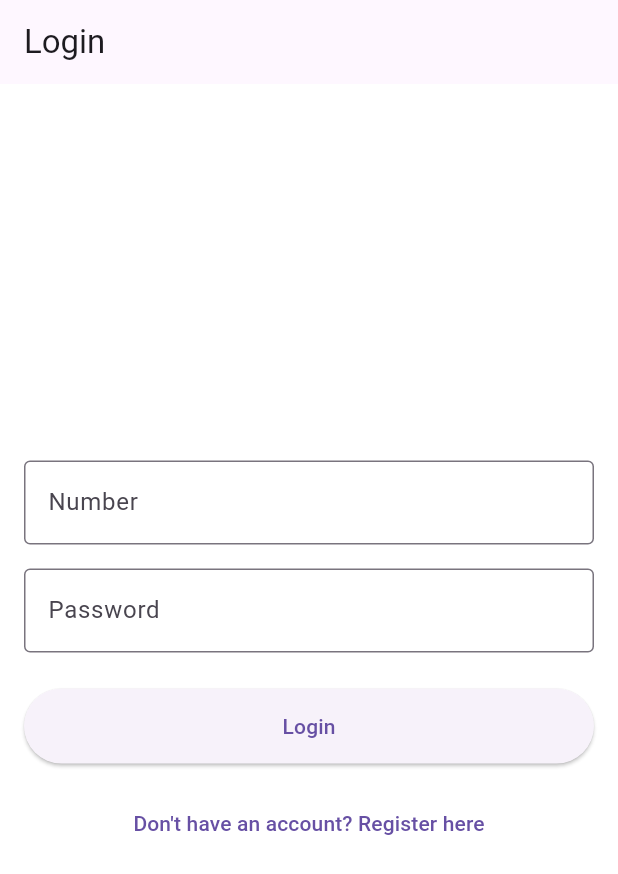
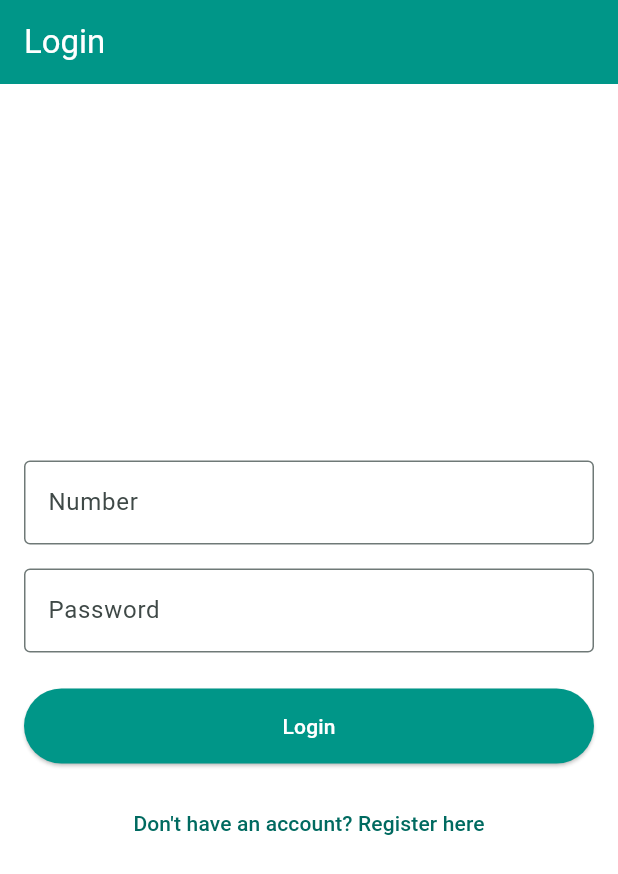
Before and after one commit to rohitghatal1/QuickChatMobileApp, a Flutter app: the screen it shows after launch, on a phone screen of 412 x 824 dp. Shown: the top 874 px of the screen. Run offline on Flutter 3.47's test engine with Material 3 defaults, Android fonts, the phone set to English and light mode, and no system bars; our stand-ins replace flutter_dotenv, fluttertoast, shared_preferences, socket_io_client; accounts and stored records are empty.

Commit message:
Updated styles

```diff
--- a/lib/main.dart
+++ b/lib/main.dart
@@ -42,9 +42,28 @@ class MyApp extends StatelessWidget {
       title: 'Chat App',
       debugShowCheckedModeBanner: false,
       theme: ThemeData(
+        primaryColor: Colors.teal,
+        colorScheme: ColorScheme.fromSeed(seedColor: Colors.teal),
         primarySwatch: Colors.blue,
         scaffoldBackgroundColor: Colors.white,
+        appBarTheme: AppBarTheme(
+          backgroundColor: Colors.teal,
+          foregroundColor: Colors.white
+        ),
+        elevatedButtonTheme: ElevatedButtonThemeData(
+          style: ElevatedButton.styleFrom(
+            backgroundColor: Colors.teal,
+            foregroundColor: Colors.white
+          )
+        ),
+        textTheme: TextTheme(
+          bodyLarge: TextStyle(color: Colors.black),
+          bodyMedium: TextStyle(color: Colors.black87),
+          titleLarge: TextStyle(color: Colors.teal.shade900),
+          labelLarge: TextStyle(color: Colors.teal)
+        )
       ),
+
       home: const SplashScreen(),
     );
   }
--- a/lib/views/auth/login_screen.dart
+++ b/lib/views/auth/login_screen.dart
@@ -53,7 +53,7 @@ class _LoginScreenState extends State<LoginScreen> {
   @override
   Widget build(BuildContext context) {
     return Scaffold(
-      appBar: AppBar(title: const Text('Login')),
+      appBar: AppBar(title: const Text('Login'), backgroundColor: Colors.teal,),
       body: Padding(
         padding: const EdgeInsets.all(16.0),
         child: Form(
--- a/lib/views/auth/register_screen.dart
+++ b/lib/views/auth/register_screen.dart
@@ -65,6 +65,7 @@ class _RegisterScreenState extends State<RegisterScreen> {
       appBar: AppBar(title: const Text('Register')),
       body: Padding(
         padding: const EdgeInsets.all(16.0),
+        child: SingleChildScrollView(
           child: Form(
             key: _formKey,
             child: Column(
@@ -158,6 +159,7 @@ class _RegisterScreenState extends State<RegisterScreen> {
             ),
           ),
         ),
+      ),
     );
   }
 }
```
Lines whose indentation alone changed are shown as unchanged.
